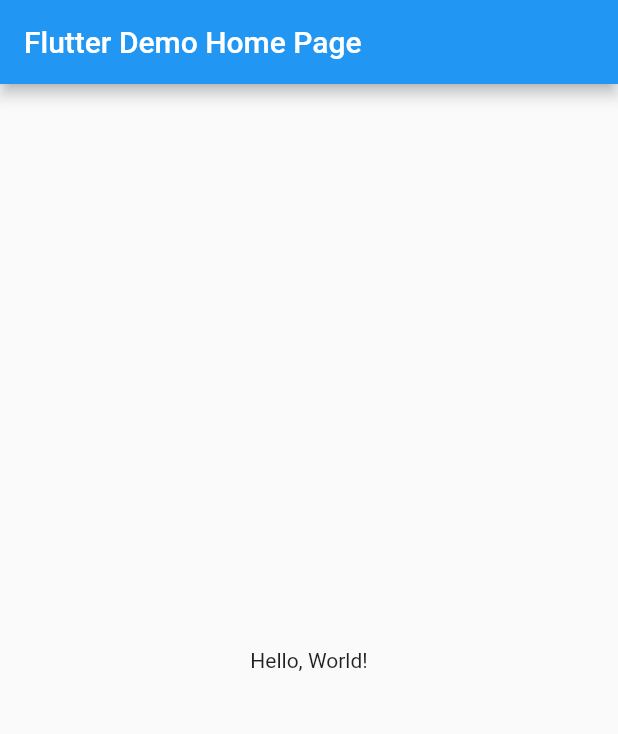
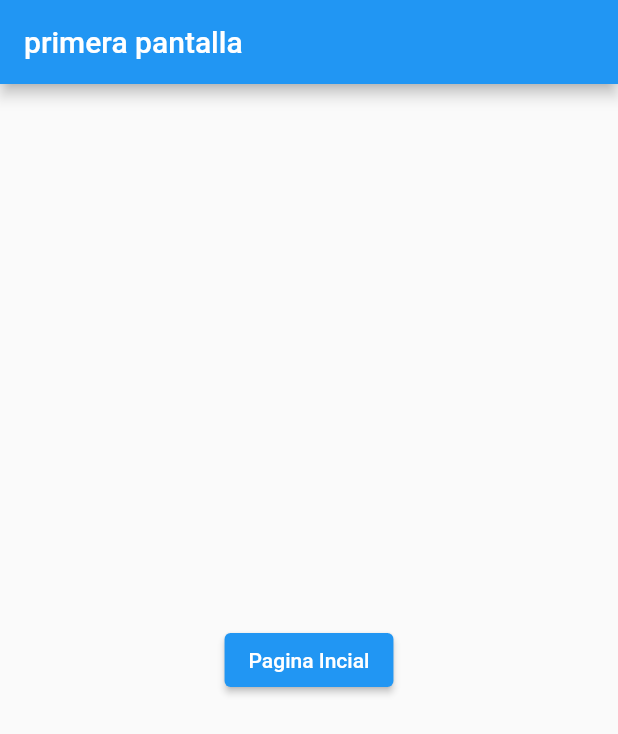
Before and after one commit to SergioIvanGurrolaCervantes/NavegaPaginas, a Flutter app: the screen it shows after launch, on a phone screen of 412 x 824 dp. Shown: the top 734 px of the screen. Run offline on Flutter 3.47's test engine with Material 2 defaults, Android fonts, the phone set to English and light mode, and no system bars.

Commit message:
NavegaPaginas

```diff
--- a/lib/main.dart
+++ b/lib/main.dart
@@ -1,42 +1,22 @@
 import 'package:flutter/material.dart';
+import 'package:gurrola/pagina4.dart';
+import 'package:gurrola/pagina1.dart';
+import 'package:gurrola/pagina2.dart';
+import 'package:gurrola/pagina3.dart';
 
-void main() => runApp(MyApp());
-
-class MyApp extends StatelessWidget {
-  const MyApp({super.key});
-  // This widget is the root of your application.
-  @override
-  Widget build(BuildContext context) {
-    return MaterialApp(
-      // Application name
-      title: 'Flutter Hello World',
-      // Application theme data, you can set the colors for the application as
-      // you want
-      theme: ThemeData(
-        primarySwatch: Colors.blue,
-      ),
-      // A widget which will be started on application startup
-      home: MyHomePage(title: 'Flutter Demo Home Page'),
-    );
-  }
+void main() {
+  runApp(MaterialApp(
+      title: 'Named Routes Demo',
+      debugShowCheckedModeBanner: false,
+      // Inicie la aplicación con la ruta con nombre. En nuestro caso, la aplicación comenzará
+      // en el Widget FirstScreen
+      initialRoute: '/one',
+      routes: {
+        // Cuando naveguemos hacia la ruta "/", crearemos el Widget FirstScreen
+        '/one': (context) => const Pantalla1(),
+        // Cuando naveguemos hacia la ruta "/second", crearemos el Widget SecondScreen
+        '/second': (context) => const Pantalla2(),
+        '/third': (context) => const Pantalla3(),
+        '/fourth': (context) => const Pantalla4(),
+      }));
 }
-
-class MyHomePage extends StatelessWidget {
-  final String title;
-  const MyHomePage({super.key, required this.title});
-
-  @override
-  Widget build(BuildContext context) {
-    return Scaffold(
-      appBar: AppBar(
-        // The title text which will be shown on the action bar
-        title: Text(title),
-      ),
-      body: Center(
-        child: Text(
-          'Hello, World!',
-        ),
-      ),
-    );
-  }
-}
--- /dev/null
+++ b/lib/pagina1.dart
@@ -0,0 +1,23 @@
+import 'package:flutter/material.dart';
+
+class Pantalla1 extends StatelessWidget {
+  const Pantalla1({super.key});
+
+  @override
+  Widget build(BuildContext context) {
+    return Scaffold(
+      appBar: AppBar(
+        title: const Text('primera pantalla'),
+      ),
+      body: Center(
+        child: ElevatedButton(
+          child: const Text('Pagina Incial'),
+          onPressed: () {
+            // Navega a la segunda pantalla usando una ruta con nombre
+            Navigator.pushNamed(context, '/second');
+          },
+        ),
+      ),
+    );
+  }
+}
```
Also changed, not shown: lib/pagina2.dart (added, +24 -0 lines), lib/pagina3.dart (added, +59 -0 lines), lib/pagina4.dart (added, +67 -0 lines).
